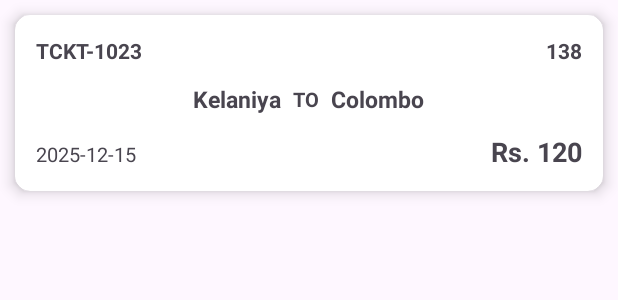
After one commit to YunethWithanachchi/E-Ticket-System, an Android app: the layout item_history_ticket.xml on its own in the app's theme, with its tools: preview values and no code run, on a phone screen of 412 x 824 dp. The commit adds this screen. Shown: the top 300 px of the screen. Run offline under Robolectric (Android 15) with nearby library versions, the phone set to English and light mode, and no system bars.

Commit message:
History functioning achieved!

```diff
--- a/app/src/main/res/layout/history.xml
+++ b/app/src/main/res/layout/history.xml
@@ -31,6 +31,7 @@
         app:layout_constraintVertical_bias="0.0" />
 
     <androidx.recyclerview.widget.RecyclerView
+        android:id="@+id/rvHistory"
         android:layout_width="409dp"
         android:layout_height="656dp"
         android:layout_marginTop="2dp"
--- /dev/null
+++ b/app/src/main/res/layout/item_history_ticket.xml
@@ -0,0 +1,101 @@
+<?xml version="1.0" encoding="utf-8"?>
+<androidx.cardview.widget.CardView
+    xmlns:android="http://schemas.android.com/apk/res/android"
+    xmlns:app="http://schemas.android.com/apk/res-auto"
+    android:layout_width="match_parent"
+    android:layout_height="wrap_content"
+    android:layout_margin="10dp"
+    app:cardCornerRadius="10dp"
+    app:cardElevation="6dp">
+
+    <LinearLayout
+        android:layout_width="match_parent"
+        android:layout_height="wrap_content"
+        android:orientation="vertical"
+        android:padding="14dp">
+
+        <!-- 🔝 Top Row -->
+        <LinearLayout
+            android:layout_width="match_parent"
+            android:layout_height="wrap_content"
+            android:orientation="horizontal">
+
+            <TextView
+                android:id="@+id/txtTicketId"
+                android:layout_width="0dp"
+                android:layout_height="wrap_content"
+                android:layout_weight="1"
+                android:text="TCKT-1023"
+                android:textStyle="bold"
+                android:textSize="14sp" />
+
+            <TextView
+                android:id="@+id/txtRouteNo"
+                android:layout_width="wrap_content"
+                android:layout_height="wrap_content"
+                android:text="138"
+                android:textStyle="bold"
+                android:textSize="14sp" />
+        </LinearLayout>
+
+        <!-- 🚌 Middle Row -->
+        <LinearLayout
+            android:layout_width="match_parent"
+            android:layout_height="wrap_content"
+            android:layout_marginTop="12dp"
+            android:gravity="center"
+            android:orientation="horizontal">
+
+            <TextView
+                android:id="@+id/txtFrom"
+                android:layout_width="wrap_content"
+                android:layout_height="wrap_content"
+                android:text="Kelaniya"
+                android:textSize="15sp"
+                android:textStyle="bold" />
+
+            <TextView
+                android:layout_width="wrap_content"
+                android:layout_height="wrap_content"
+                android:layout_marginStart="8dp"
+                android:layout_marginEnd="8dp"
+                android:text="TO"
+                android:textSize="13sp"
+                android:textStyle="bold" />
+
+            <TextView
+                android:id="@+id/txtTo"
+                android:layout_width="wrap_content"
+                android:layout_height="wrap_content"
+                android:text="Colombo"
+                android:textSize="15sp"
+                android:textStyle="bold" />
+        </LinearLayout>
+
+        <!-- 🔽 Bottom Row -->
+        <LinearLayout
+            android:layout_width="match_parent"
+            android:layout_height="wrap_content"
+            android:layout_marginTop="12dp"
+            android:orientation="horizontal">
+
+            <TextView
+                android:id="@+id/txtDate"
+                android:layout_width="0dp"
+                android:layout_height="wrap_content"
+                android:layout_weight="1"
+                android:text="2025-12-15"
+                android:textSize="13sp" />
+
+            <TextView
+                android:id="@+id/txtPrice"
+                android:layout_width="wrap_content"
+                android:layout_height="wrap_content"
+                android:text="Rs. 120"
+                android:textSize="18sp"
+                android:textStyle="bold" />
+        </LinearLayout>
+
+    </LinearLayout>
+
+</androidx.cardview.widget.CardView>
```
Also changed, not shown: app/src/main/java/com/example/busetiko/DBHelper.kt (+36 -0 lines), app/src/main/java/com/example/busetiko/HistoryAdapter.kt (added, +40 -0 lines), app/src/main/java/com/example/busetiko/TicketHistory.kt (added, +10 -0 lines), app/src/main/java/com/example/busetiko/controller/HistoryController.kt (+18 -1 lines).
